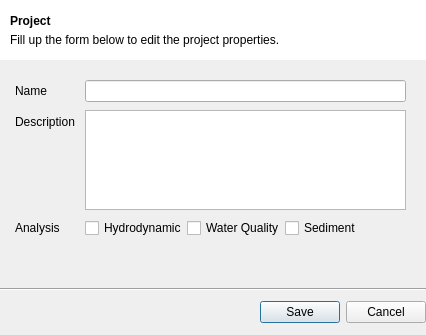
The window that include/ui/projectpropertiesdialog.ui (IPH-ECO/iph-eco-gui) describes before a commit, drawn with Qt 5.
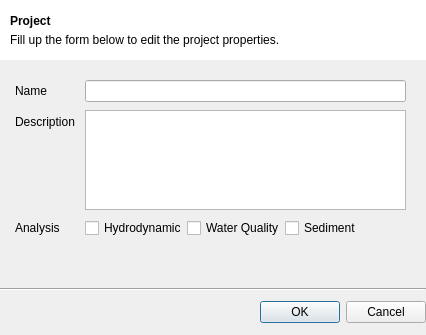
The same window after the commit.

```diff
--- a/include/ui/projectpropertiesdialog.ui
+++ b/include/ui/projectpropertiesdialog.ui
@@ -199,7 +199,7 @@
          </sizepolicy>
         </property>
         <property name="standardButtons">
-         <set>QDialogButtonBox::Cancel|QDialogButtonBox::Save</set>
+         <set>QDialogButtonBox::Cancel|QDialogButtonBox::Ok</set>
         </property>
        </widget>
       </item>
```
